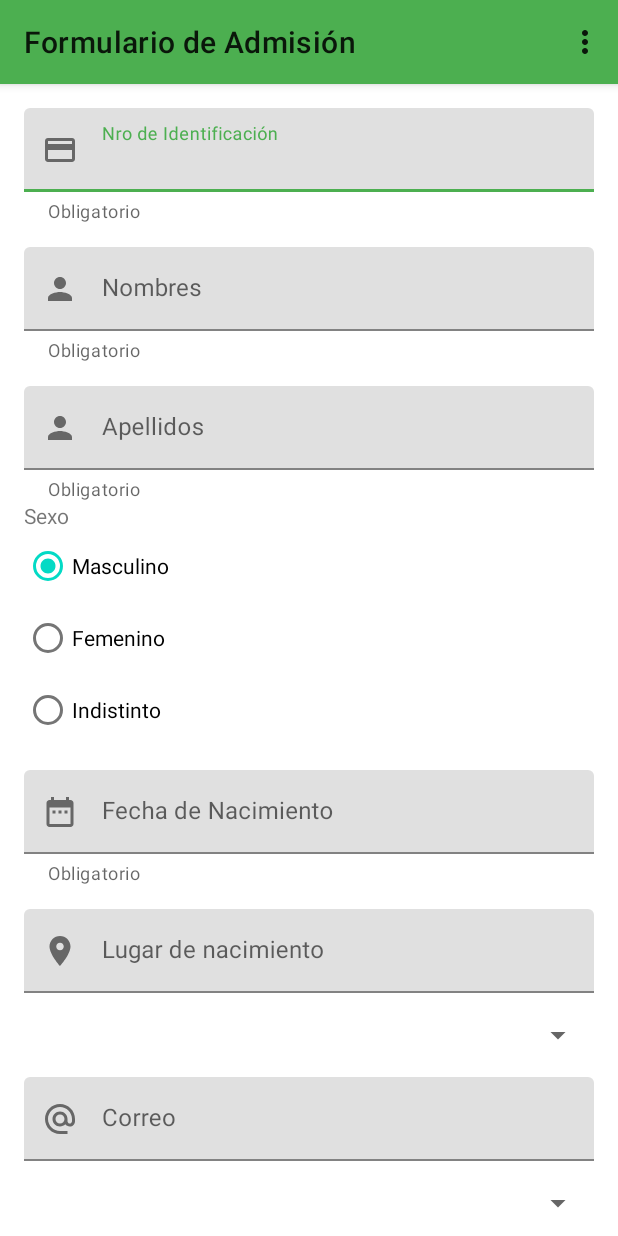
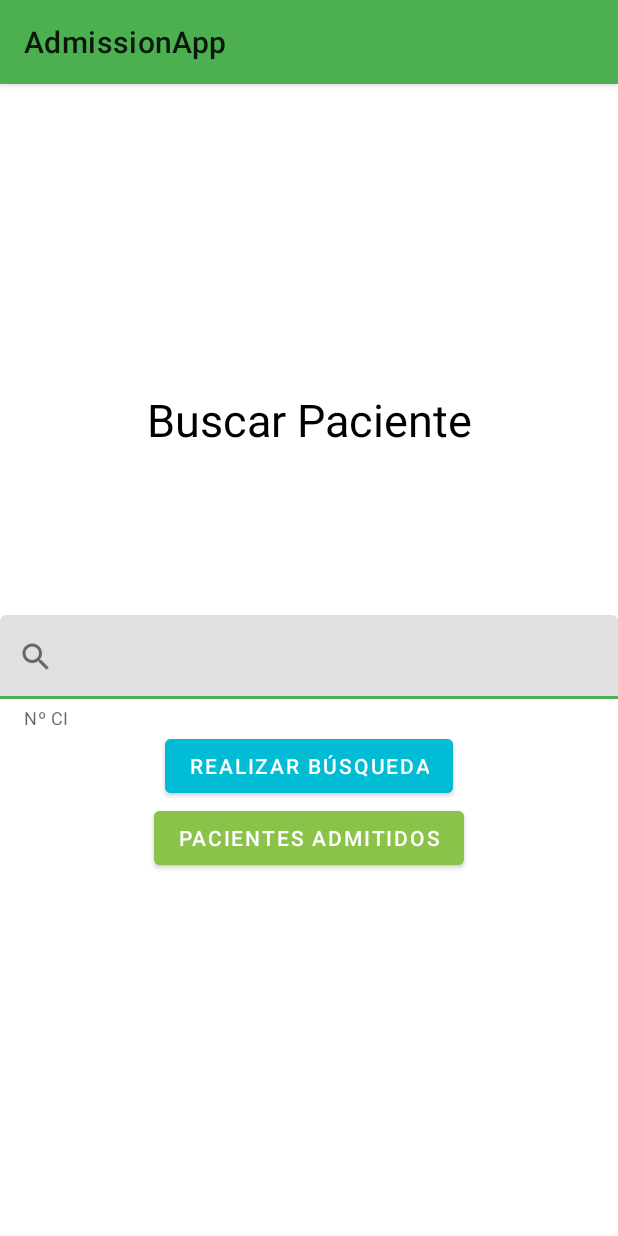
Before and after one commit to gallopelado/admissionapp, an Android app: the screen it shows after launch (FormularioAdmisionActivity before the commit, BuscarPacienteActivity after it), on a phone screen of 412 x 824 dp. Run offline under Robolectric (Android 15) with nearby library versions, the phone set to English and light mode, and no system bars.

Commit message:
add: vista para buscar pacientes, recuperacion de datos en formularios, implementacions de update por seccion.

```diff
--- /dev/null
+++ b/app/src/main/java/com/sistemascorporativos/miappnueva/admision/actividades/BuscarPacienteActivity.java
@@ -0,0 +1,85 @@
+package com.sistemascorporativos.miappnueva.admision.actividades;
+
+import androidx.appcompat.app.AppCompatActivity;
+
+import android.content.Intent;
+import android.content.SharedPreferences;
+import android.os.Bundle;
+import android.view.View;
+import android.widget.Button;
+import android.widget.Toast;
+
+import com.google.android.material.textfield.TextInputEditText;
+import com.sistemascorporativos.miappnueva.R;
+import com.sistemascorporativos.miappnueva.admision.entidades.AdmisionComponent;
+import com.sistemascorporativos.miappnueva.admision.servicios.AdmisionServices;
+import com.sistemascorporativos.miappnueva.databinding.ActivityBuscarPacienteBinding;
+
+public class BuscarPacienteActivity extends AppCompatActivity {
+
+    private ActivityBuscarPacienteBinding binding;
+    private SharedPreferences sharedPreferences;
+    private TextInputEditText txtBuscarPaciente;
+    private Button btRealizarBusqueda, btPacientesAdmitidos;
+    private Bundle extras;
+
+    @Override
+    protected void onCreate(Bundle savedInstanceState) {
+        super.onCreate(savedInstanceState);
+        binding = ActivityBuscarPacienteBinding.inflate(getLayoutInflater());
+        setContentView(binding.getRoot());
+
+        btRealizarBusqueda = binding.btRealizarBusqueda;
+        btPacientesAdmitidos = binding.btPacientesAdmitidos;
+        txtBuscarPaciente = binding.etBuscarPaciente;
+
+        if(savedInstanceState == null) {
+            extras = getIntent().getExtras();
+        }
+
+        btRealizarBusqueda.setOnClickListener(new View.OnClickListener() {
+            @Override
+            public void onClick(View v) {
+                String codigoPaciente = txtBuscarPaciente.getText().toString().trim();
+                // Buscar paciente si existe
+                AdmisionServices admisionServices = new AdmisionServices(BuscarPacienteActivity.this);
+                if(!codigoPaciente.isEmpty()) {
+                    binding.tilBuscarPaciente.setError(null);
+                    AdmisionComponent paciente = admisionServices.getPacienteByCodigopaciente(codigoPaciente);
+                    if(paciente.getOperacion()==null) {
+                        binding.tilBuscarPaciente.setError(getText(R.string.helper_ci));
+                        Toast.makeText(BuscarPacienteActivity.this, "No existe este paciente, registrar", Toast.LENGTH_SHORT).show();
+                        txtBuscarPaciente.setText("");
+                        txtBuscarPaciente.requestFocus();
+                    } else {
+                        Intent intent = new Intent(BuscarPacienteActivity.this, FormularioAdmisionActivity.class);
+                        intent.putExtra("codigo_paciente", paciente.getNroIdentificacion());
+                        intent.putExtra("nombres", paciente.getNombres());
+                        intent.putExtra("apellidos", paciente.getApellidos());
+                        intent.putExtra("sexo", paciente.getSexo());
+                        intent.putExtra("fechanac", paciente.getFechaNacimiento());
+                        intent.putExtra("lugarnac", paciente.getLugarNacimiento());
+                        intent.putExtra("correo", paciente.getCorreo());
+                        intent.putExtra("telefono", paciente.getTelefono());
+                        intent.putExtra("domicilio", paciente.getDireccion());
+                        intent.putExtra("ciudad", paciente.getCiuId());
+                        intent.putExtra("nacionalidad", paciente.getNacId());
+                        intent.putExtra("ciudad", paciente.getCiuId());
+                        intent.putExtra("seguromedico", paciente.getSegId());
+                        intent.putExtra("nrohijos", paciente.getHijos());
+                        intent.putExtra("estadocivil", paciente.getEstado_civil());
+                        intent.putExtra("niveleducativo", paciente.getEduId());
+                        intent.putExtra("situacionlaboral", paciente.getSitlabId());
+                        intent.putExtra("latitud", paciente.getLatitud());
+                        intent.putExtra("longitud", paciente.getLongitud());
+                        startActivity(intent);
+                    }
+                } else {
+                    binding.tilBuscarPaciente.setError(getText(R.string.helper_ci));
+                    binding.tilBuscarPaciente.requestFocus();
+                    Toast.makeText(BuscarPacienteActivity.this, "Debe ingresar el número de CI", Toast.LENGTH_SHORT).show();
+                }
+            }
+        });
+    }
+}
--- /dev/null
+++ b/app/src/main/res/drawable/ic_search.xml
@@ -0,0 +1,10 @@
+<vector xmlns:android="http://schemas.android.com/apk/res/android"
+    android:width="24dp"
+    android:height="24dp"
+    android:viewportWidth="24"
+    android:viewportHeight="24"
+    android:tint="?attr/colorControlNormal">
+  <path
+      android:fillColor="@android:color/white"
+      android:pathData="M15.5,14h-0.79l-0.28,-0.27C15.41,12.59 16,11.11 16,9.5 16,5.91 13.09,3 9.5,3S3,5.91 3,9.5 5.91,16 9.5,16c1.61,0 3.09,-0.59 4.23,-1.57l0.27,0.28v0.79l5,4.99L20.49,19l-4.99,-5zM9.5,14C7.01,14 5,11.99 5,9.5S7.01,5 9.5,5 14,7.01 14,9.5 11.99,14 9.5,14z"/>
+</vector>
--- /dev/null
+++ b/app/src/main/res/layout/activity_buscar_paciente.xml
@@ -0,0 +1,64 @@
+<?xml version="1.0" encoding="utf-8"?>
+<androidx.constraintlayout.widget.ConstraintLayout xmlns:android="http://schemas.android.com/apk/res/android"
+    xmlns:app="http://schemas.android.com/apk/res-auto"
+    xmlns:tools="http://schemas.android.com/tools"
+    android:layout_width="match_parent"
+    android:layout_height="match_parent"
+    android:paddingVertical="16dp"
+    tools:context=".admision.actividades.BuscarPacienteActivity">
+
+    <TextView
+        android:id="@+id/tvBuscarPaciente"
+        android:layout_width="wrap_content"
+        android:layout_height="wrap_content"
+        app:layout_constraintTop_toTopOf="parent"
+        app:layout_constraintBottom_toBottomOf="@id/tilBuscarPaciente"
+        app:layout_constraintStart_toStartOf="parent"
+        app:layout_constraintEnd_toEndOf="parent"
+        android:text="Buscar Paciente"
+        android:fontFamily="sans-serif"
+        android:layout_gravity="center"
+        android:textColor="@color/black"
+        android:textSize="30sp"/>
+
+    <com.google.android.material.textfield.TextInputLayout
+        android:id="@+id/tilBuscarPaciente"
+        android:layout_width="match_parent"
+        android:layout_height="wrap_content"
+        app:layout_constraintTop_toTopOf="parent"
+        app:layout_constraintBottom_toBottomOf="parent"
+        app:layout_constraintStart_toStartOf="parent"
+        app:layout_constraintEnd_toEndOf="parent"
+        android:layout_marginTop="@dimen/common_padding_default"
+        app:helperText="@string/helper_ci"
+        app:startIconDrawable="@drawable/ic_search">
+
+        <com.google.android.material.textfield.TextInputEditText
+            android:id="@+id/etBuscarPaciente"
+            android:layout_width="match_parent"
+            android:layout_height="wrap_content"
+            android:inputType="text"
+            android:maxLength="10"/>
+    </com.google.android.material.textfield.TextInputLayout>
+
+    <Button
+        android:id="@+id/btRealizarBusqueda"
+        android:layout_width="wrap_content"
+        android:layout_height="wrap_content"
+        app:layout_constraintTop_toBottomOf="@+id/tilBuscarPaciente"
+        app:layout_constraintStart_toStartOf="parent"
+        app:layout_constraintEnd_toEndOf="parent"
+        android:backgroundTint="#00BCD4"
+        android:text="Realizar búsqueda" />
+
+    <Button
+        android:id="@+id/btPacientesAdmitidos"
+        android:layout_width="wrap_content"
+        android:layout_height="wrap_content"
+        app:layout_constraintTop_toBottomOf="@+id/btRealizarBusqueda"
+        app:layout_constraintStart_toStartOf="parent"
+        app:layout_constraintEnd_toEndOf="parent"
+        android:backgroundTint="#8BC34A"
+        android:text="Pacientes Admitidos" />
+
+</androidx.constraintlayout.widget.ConstraintLayout>
--- a/app/src/main/res/values/strings.xml
+++ b/app/src/main/res/values/strings.xml
@@ -28,4 +28,5 @@
     <string name="hint_correo">Correo</string>
     <string name="titulo_admision">Formulario de Admisión</string>
     <string name="titulo_otros_datos">Otros datos</string>
+    <string name="helper_ci">Nº CI</string>
 </resources>
```
Also changed, not shown: app/src/main/AndroidManifest.xml (+11 -5 lines), app/src/main/java/com/sistemascorporativos/miappnueva/admision/actividades/FormularioAdmisionActivity.java (+69 -3 lines), app/src/main/java/com/sistemascorporativos/miappnueva/admision/actividades/OtrosDatosActivity.java (+32 -10 lines), app/src/main/java/com/sistemascorporativos/miappnueva/admision/dao/AdmisionDao.java (+24 -0 lines), app/src/main/java/com/sistemascorporativos/miappnueva/admision/servicios/AdmisionServices.java (+23 -0 lines).
